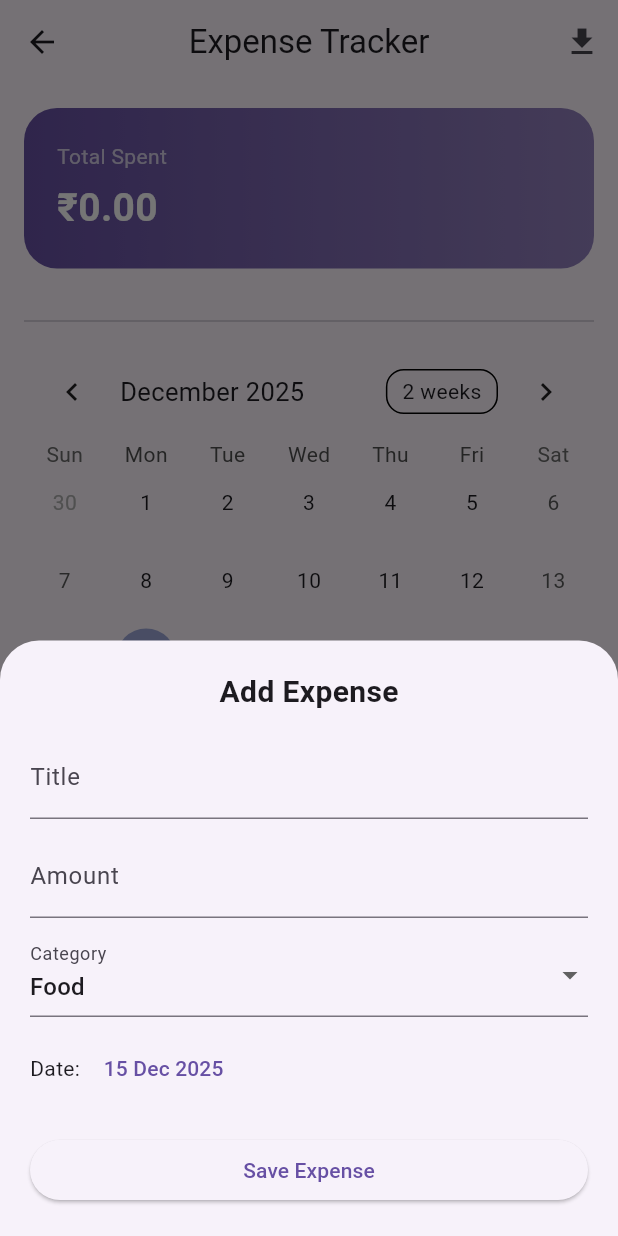
After one commit to risithratan759/login_success_identity, a Flutter app: the ExpenseTrackerPage screen opened directly, after a tap on the "add" icon, on a phone screen of 412 x 824 dp. The commit adds this screen. Run offline on Flutter 3.47's test engine with Material 3 defaults, Android fonts, the light colour scheme and no system bars; drawn by our look-alikes of table_calendar; our stand-ins replace cached_network_image, cloud_firestore, csv, firebase_auth, firebase_core, firebase_storage and 9 more; accounts and stored records are empty.

Commit message:
expense report added

```diff
--- /dev/null
+++ b/lib/screens/auth/expense_tracker_page.dart
@@ -0,0 +1,389 @@
+import 'dart:io';
+import 'package:cloud_firestore/cloud_firestore.dart';
+import 'package:csv/csv.dart';
+import 'package:firebase_auth/firebase_auth.dart';
+import 'package:fl_chart/fl_chart.dart';
+import 'package:flutter/material.dart';
+import 'package:intl/intl.dart';
+import 'package:path_provider/path_provider.dart';
+import 'package:table_calendar/table_calendar.dart';
+
+enum ReportType { day, week, month, year }
+
+class ExpenseTrackerPage extends StatefulWidget {
+  const ExpenseTrackerPage({super.key});
+
+  @override
+  State<ExpenseTrackerPage> createState() => _ExpenseTrackerPageState();
+}
+
+class _ExpenseTrackerPageState extends State<ExpenseTrackerPage> {
+  final user = FirebaseAuth.instance.currentUser!;
+  final currency = NumberFormat.currency(locale: 'en_IN', symbol: '₹');
+
+  final categories = {
+    'Food': Colors.orange,
+    'Travel': Colors.blue,
+    'Shopping': Colors.purple,
+    'Bills': Colors.red,
+    'Other': Colors.green,
+  };
+
+  ReportType _reportType = ReportType.day;
+
+  DateTime _focusedDay = DateTime.now();
+  DateTime? _selectedDay;
+
+  // ================= FIRESTORE STREAM =================
+  Stream<QuerySnapshot> get _expenseStream => FirebaseFirestore.instance
+      .collection('users')
+      .doc(user.uid)
+      .collection('expenses')
+      .orderBy('date', descending: true)
+      .snapshots();
+
+  // ================= ADD EXPENSE =================
+  void _addExpenseDialog() {
+    final titleCtrl = TextEditingController();
+    final amountCtrl = TextEditingController();
+    String selectedCategory = 'Food';
+    DateTime selectedDate = DateTime.now();
+
+    showModalBottomSheet(
+      context: context,
+      isScrollControlled: true,
+      shape: const RoundedRectangleBorder(
+        borderRadius: BorderRadius.vertical(top: Radius.circular(26)),
+      ),
+      builder: (_) => Padding(
+        padding: EdgeInsets.fromLTRB(
+          20,
+          20,
+          20,
+          MediaQuery.of(context).viewInsets.bottom + 20,
+        ),
+        child: Column(
+          mainAxisSize: MainAxisSize.min,
+          children: [
+            const Text("Add Expense",
+                style: TextStyle(fontSize: 20, fontWeight: FontWeight.bold)),
+            const SizedBox(height: 14),
+
+            // Title
+            TextField(
+              controller: titleCtrl,
+              decoration: const InputDecoration(labelText: "Title"),
+            ),
+            const SizedBox(height: 10),
+
+            // Amount
+            TextField(
+              controller: amountCtrl,
+              keyboardType: TextInputType.number,
+              decoration: const InputDecoration(labelText: "Amount"),
+            ),
+            const SizedBox(height: 10),
+
+            // Category
+            DropdownButtonFormField<String>(
+              value: selectedCategory,
+              items: categories.keys
+                  .map((c) => DropdownMenuItem(value: c, child: Text(c)))
+                  .toList(),
+              onChanged: (v) => selectedCategory = v!,
+              decoration: const InputDecoration(labelText: "Category"),
+            ),
+            const SizedBox(height: 10),
+
+            // Date picker
+            Row(
+              children: [
+                const Text("Date: "),
+                TextButton(
+                  onPressed: () async {
+                    final picked = await showDatePicker(
+                      context: context,
+                      initialDate: selectedDate,
+                      firstDate: DateTime(2000),
+                      lastDate: DateTime(2100),
+                    );
+                    if (picked != null) selectedDate = picked;
+                    setState(() {});
+                  },
+                  child: Text(DateFormat('dd MMM yyyy').format(selectedDate)),
+                )
+              ],
+            ),
+
+            const SizedBox(height: 20),
+
+            SizedBox(
+              width: double.infinity,
+              child: ElevatedButton(
+                child: const Text("Save Expense"),
+                onPressed: () async {
+                  if (titleCtrl.text.isEmpty || amountCtrl.text.isEmpty) return;
+
+                  await FirebaseFirestore.instance
+                      .collection('users')
+                      .doc(user.uid)
+                      .collection('expenses')
+                      .add({
+                    'title': titleCtrl.text.trim(),
+                    'amount': double.parse(amountCtrl.text),
+                    'category': selectedCategory,
+                    'date': Timestamp.fromDate(selectedDate),
+                  });
+
+                  if (context.mounted) Navigator.pop(context);
+                },
+              ),
+            ),
+          ],
+        ),
+      ),
+    );
+  }
+
+  // ================= PIE CHART =================
+  Widget _buildPieChart(List<QueryDocumentSnapshot> docs) {
+    final Map<String, double> totals = {};
+    for (var d in docs) {
+      final data = d.data() as Map<String, dynamic>;
+      final category = data['category'] ?? 'Other';
+      totals[category] =
+          (totals[category] ?? 0) + (data['amount'] as num).toDouble();
+    }
+    if (totals.isEmpty) return const SizedBox.shrink();
+
+    return SizedBox(
+      height: 240,
+      child: PieChart(
+        PieChartData(
+          centerSpaceRadius: 55,
+          sectionsSpace: 3,
+          sections: totals.entries.map((e) {
+            return PieChartSectionData(
+              value: e.value,
+              title: "${e.key}\n${currency.format(e.value)}",
+              radius: 80,
+              color: categories[e.key] ?? Colors.grey,
+              titleStyle: const TextStyle(
+                  fontSize: 12, fontWeight: FontWeight.bold, color: Colors.white),
+            );
+          }).toList(),
+        ),
+      ),
+    );
+  }
+
+  // ================= EXPORT CSV WITH FILTER =================
+  Future<void> _exportCSVFiltered(List<QueryDocumentSnapshot> docs) async {
+    final now = DateTime.now();
+    List<List<dynamic>> rows = [
+      ['Title', 'Amount', 'Category', 'Date']
+    ];
+
+    for (var d in docs) {
+      final data = d.data() as Map<String, dynamic>;
+      final date = (data['date'] as Timestamp).toDate();
+      bool include = false;
+
+      switch (_reportType) {
+        case ReportType.day:
+          include = DateUtils.isSameDay(date, now);
+          break;
+        case ReportType.week:
+          include = date.isAfter(now.subtract(const Duration(days: 7)));
+          break;
+        case ReportType.month:
+          include = date.month == now.month && date.year == now.year;
+          break;
+        case ReportType.year:
+          include = date.year == now.year;
+          break;
+      }
+
+      if (include) {
+        rows.add([
+          data['title'],
+          data['amount'],
+          data['category'] ?? 'Other',
+          DateFormat('yyyy-MM-dd').format(date),
+        ]);
+      }
+    }
+
+    final csv = const ListToCsvConverter().convert(rows);
+    final dir = await getApplicationDocumentsDirectory();
+    final file = File('${dir.path}/expenses_${_reportType.name}.csv');
+    await file.writeAsString(csv);
+
+    if (mounted) {
+      ScaffoldMessenger.of(context).showSnackBar(
+        SnackBar(
+            content: Text(
+                "CSV exported for ${_reportType.name} at ${file.path}")),
+      );
+    }
+  }
+
+  // ================= CALENDAR BASED EXPENSES =================
+  Map<DateTime, List<Map<String, dynamic>>> _groupExpensesByDate(
+      List<QueryDocumentSnapshot> docs) {
+    final Map<DateTime, List<Map<String, dynamic>>> data = {};
+    for (var d in docs) {
+      final docData = d.data() as Map<String, dynamic>;
+      final date = (docData['date'] as Timestamp).toDate();
+      final day = DateTime(date.year, date.month, date.day);
+      if (data.containsKey(day)) {
+        data[day]!.add(docData);
+      } else {
+        data[day] = [docData];
+      }
+    }
+    return data;
+  }
+
+  @override
+  Widget build(BuildContext context) {
+    return Scaffold(
+      appBar: AppBar(
+        title: const Text("Expense Tracker"),
+        centerTitle: true,
+        actions: [
+          PopupMenuButton<ReportType>(
+            onSelected: (value) async {
+              setState(() => _reportType = value);
+              final snap = await _expenseStream.first;
+              await _exportCSVFiltered(snap.docs);
+            },
+            itemBuilder: (_) => [
+              const PopupMenuItem(
+                  value: ReportType.day, child: Text("Export Day-wise CSV")),
+              const PopupMenuItem(
+                  value: ReportType.week, child: Text("Export Week-wise CSV")),
+              const PopupMenuItem(
+                  value: ReportType.month, child: Text("Export Month-wise CSV")),
+              const PopupMenuItem(
+                  value: ReportType.year, child: Text("Export Year-wise CSV")),
+            ],
+            icon: const Icon(Icons.file_download),
+          ),
+        ],
+      ),
+      floatingActionButton: FloatingActionButton(
+        onPressed: _addExpenseDialog,
+        child: const Icon(Icons.add),
+      ),
+      body: StreamBuilder<QuerySnapshot>(
+        stream: _expenseStream,
+        builder: (context, snap) {
+          if (!snap.hasData) {
+            return const Center(child: CircularProgressIndicator());
+          }
+
+          final docs = snap.data!.docs;
+          final total = docs.fold<double>(0, (s, d) {
+            final data = d.data() as Map<String, dynamic>;
+            return s + (data['amount'] as num).toDouble();
+          });
+
+          final expensesByDate = _groupExpensesByDate(docs);
+
+          return ListView(
+            padding: const EdgeInsets.all(16),
+            children: [
+              // Total card
+              Container(
+                padding: const EdgeInsets.all(22),
+                decoration: BoxDecoration(
+                  borderRadius: BorderRadius.circular(22),
+                  gradient: LinearGradient(
+                    colors: [
+                      Theme.of(context).colorScheme.primary,
+                      Theme.of(context).colorScheme.primary.withOpacity(0.7),
+                    ],
+                  ),
+                ),
+                child: Column(
+                  crossAxisAlignment: CrossAxisAlignment.start,
+                  children: [
+                    const Text("Total Spent",
+                        style: TextStyle(color: Colors.white70)),
+                    const SizedBox(height: 6),
+                    Text(
+                      currency.format(total),
+                      style: const TextStyle(
+                          color: Colors.white,
+                          fontSize: 26,
+                          fontWeight: FontWeight.bold),
+                    ),
+                  ],
+                ),
+              ),
+              const SizedBox(height: 20),
+
+              // Pie chart
+              _buildPieChart(docs),
+              const Divider(height: 30),
+
+              // Calendar
+              TableCalendar(
+                firstDay: DateTime(2000),
+                lastDay: DateTime(2100),
+                focusedDay: _focusedDay,
+                selectedDayPredicate: (day) =>
+                    isSameDay(_selectedDay, day),
+                onDaySelected: (selectedDay, focusedDay) {
+                  setState(() {
+                    _selectedDay = selectedDay;
+                    _focusedDay = focusedDay;
+                  });
+                },
+                calendarBuilders: CalendarBuilders(
+                  markerBuilder: (context, day, events) {
+                    final dayExpenses = expensesByDate[day] ?? [];
+                    if (dayExpenses.isNotEmpty) {
+                      return Positioned(
+                        bottom: 1,
+                        child: CircleAvatar(
+                          radius: 6,
+                          backgroundColor: Colors.red,
+                        ),
+                      );
+                    }
+                    return null;
+                  },
+                ),
+              ),
+
+              // List of expenses for selected day
+              const SizedBox(height: 10),
+              if (_selectedDay != null)
+                ...?expensesByDate[_selectedDay]?.map((data) {
+                  final cat = data['category'] ?? 'Other';
+                  return Card(
+                    shape: RoundedRectangleBorder(
+                        borderRadius: BorderRadius.circular(16)),
+                    child: ListTile(
+                      leading: CircleAvatar(
+                        backgroundColor: categories[cat] ?? Colors.grey,
+                        child:
+                            const Icon(Icons.attach_money, color: Colors.white),
+                      ),
+                      title: Text(data['title']),
+                      subtitle: Text(
+                          "$cat • ${DateFormat('dd MMM yyyy').format((data['date'] as Timestamp).toDate())}"),
+                      trailing: Text(currency.format(data['amount']),
+                          style: const TextStyle(fontWeight: FontWeight.bold)),
+                    ),
+                  );
+                }),
+            ],
+          );
+        },
+      ),
+    );
+  }
+}
--- a/pubspec.yaml
+++ b/pubspec.yaml
@@ -61,6 +61,9 @@ dependencies:
   font_awesome_flutter: ^10.12.0
   #google_identity_services_web: ^0.3.3+1
   google_sign_in: ^6.2.1
+  fl_chart: ^1.1.1
+  #excel: ^2.12.0
+  csv: ^6.0.0
 
 dev_dependencies:
   flutter_test:
```
Also changed, not shown: lib/screens/welcome_page.dart (+23 -17 lines), pubspec.lock.
